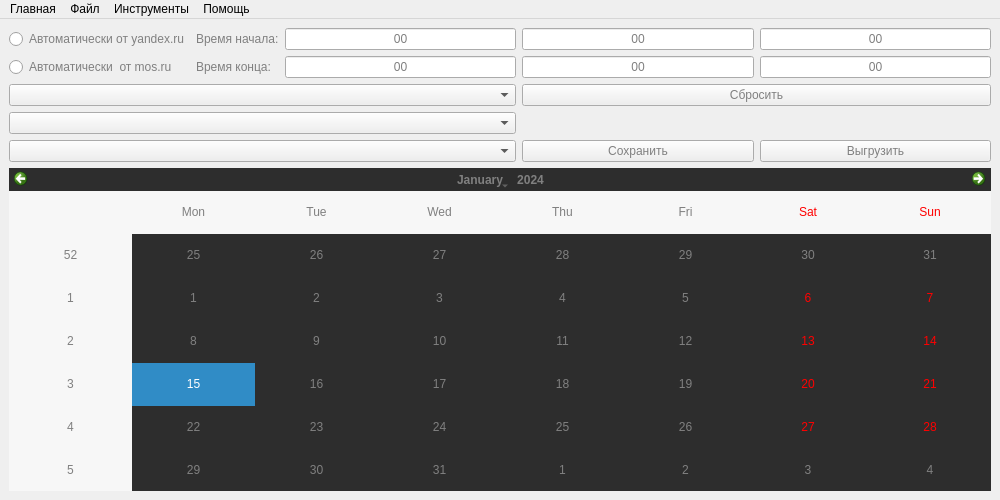
First picture: the form in ui/Calendar.ui, repository Gwoop/Core, before the edit.
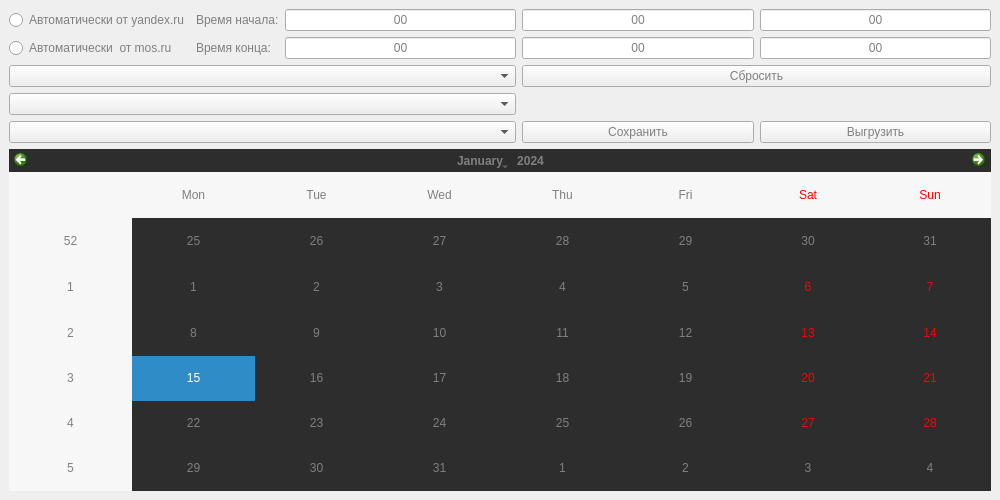
Second picture: the form after the edit. Custom widgets are drawn as their Qt base class.

Commit message: Создание API, поключение комбо боксов

What changed in the file:
```diff
--- a/ui/Calendar.ui
+++ b/ui/Calendar.ui
@@ -182,55 +182,12 @@
     </item>
    </layout>
   </widget>
-  <widget class="Menu" name="menubar">
-   <property name="geometry">
-    <rect>
-     <x>0</x>
-     <y>0</y>
-     <width>1000</width>
-     <height>24</height>
-    </rect>
-   </property>
-   <widget class="QMenu" name="menu">
-    <property name="title">
-     <string>Главная</string>
-    </property>
-   </widget>
-   <widget class="QMenu" name="menu_2">
-    <property name="title">
-     <string>Файл</string>
-    </property>
-   </widget>
-   <widget class="QMenu" name="menu_3">
-    <property name="title">
-     <string>Инструменты</string>
-    </property>
-   </widget>
-   <widget class="QMenu" name="menu_4">
-    <property name="title">
-     <string>Помощь</string>
-    </property>
-    <addaction name="action"/>
-    <addaction name="separator"/>
-   </widget>
-   <addaction name="menu"/>
-   <addaction name="menu_2"/>
-   <addaction name="menu_3"/>
-   <addaction name="menu_4"/>
-  </widget>
   <action name="action">
    <property name="text">
     <string>О программе</string>
    </property>
   </action>
  </widget>
- <customwidgets>
-  <customwidget>
-   <class>Menu</class>
-   <extends>QMenuBar</extends>
-   <header>menu.h</header>
-  </customwidget>
- </customwidgets>
  <resources/>
  <connections/>
 </ui>
```
The commit also changes 1 other file.
